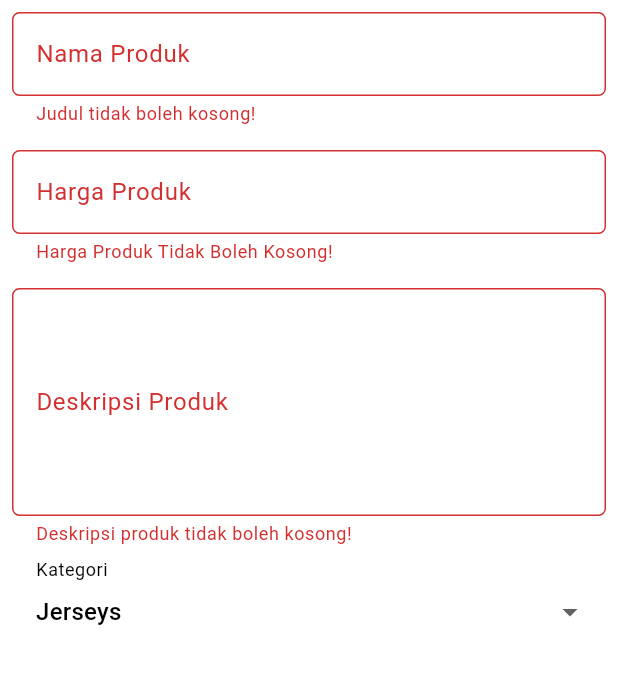
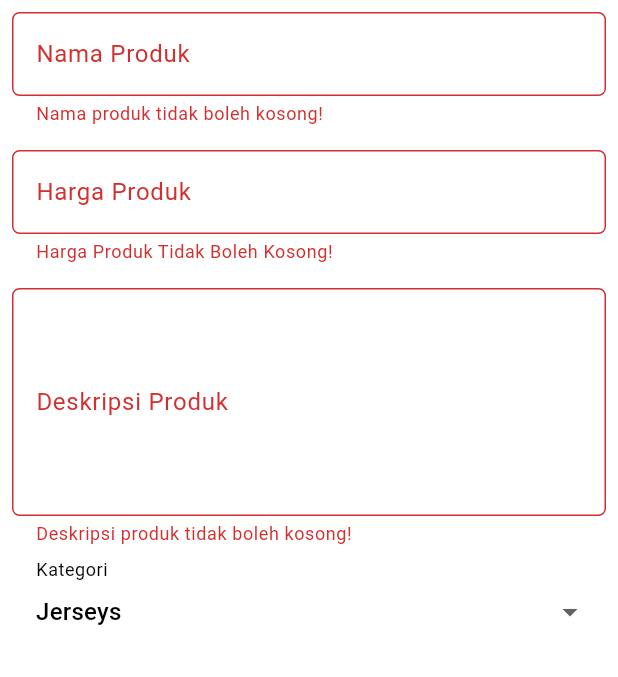
Before and after one commit to farrelzzz/football-shop-mobile, a Flutter app: the ProductFormPage screen opened directly, after a tap on "Save", on a phone screen of 412 x 824 dp, the part 84-761 px from its top. Run offline on Flutter 3.47's test engine with Material 3 defaults, Android fonts, the phone set to English and light mode, and no system bars.

Commit message:
validasi input field

```diff
--- a/lib/screens/productlist_form.dart
+++ b/lib/screens/productlist_form.dart
@@ -65,7 +65,11 @@ class _ProductFormPage extends State<ProductFormPage> {
                   },
                   validator: (String? value) {
                     if (value == null || value.isEmpty) {
-                      return "Judul tidak boleh kosong!";
+                      return "Nama produk tidak boleh kosong!";
+                    }
+
+                    if (value.length > 100) {
+                      return "Nama produk terlalu panjang";
                     }
                     return null;
                   },
@@ -128,6 +132,9 @@ class _ProductFormPage extends State<ProductFormPage> {
                     if (value == null || value.isEmpty) {
                       return "Deskripsi produk tidak boleh kosong!";
                     }
+                    if (value.length > 500) {
+                      return "Deskripsi produk terlalu panjang";
+                    }
                     return null;
                   },
                 ),
@@ -178,6 +185,15 @@ class _ProductFormPage extends State<ProductFormPage> {
                   validator: (String? value) {
                     if (value == null || value.isEmpty) {
                       return "URL thumbnail produk tidak boleh kosong!";
+                    }
+                    if (value.startsWith("https") == false) {
+                      return "URL thumbnail produk tidak valid";
+                    }
+                    if (value.endsWith(".jpg") == false || value.endsWith(".png") == false) {
+                      return "URL thumbnail produk tidak valid";
+                    }
+                    if (value.length > 500) {
+                      return "URL thumbnail produk terlalu panjang";
                     }
                     return null;
                   },
```
